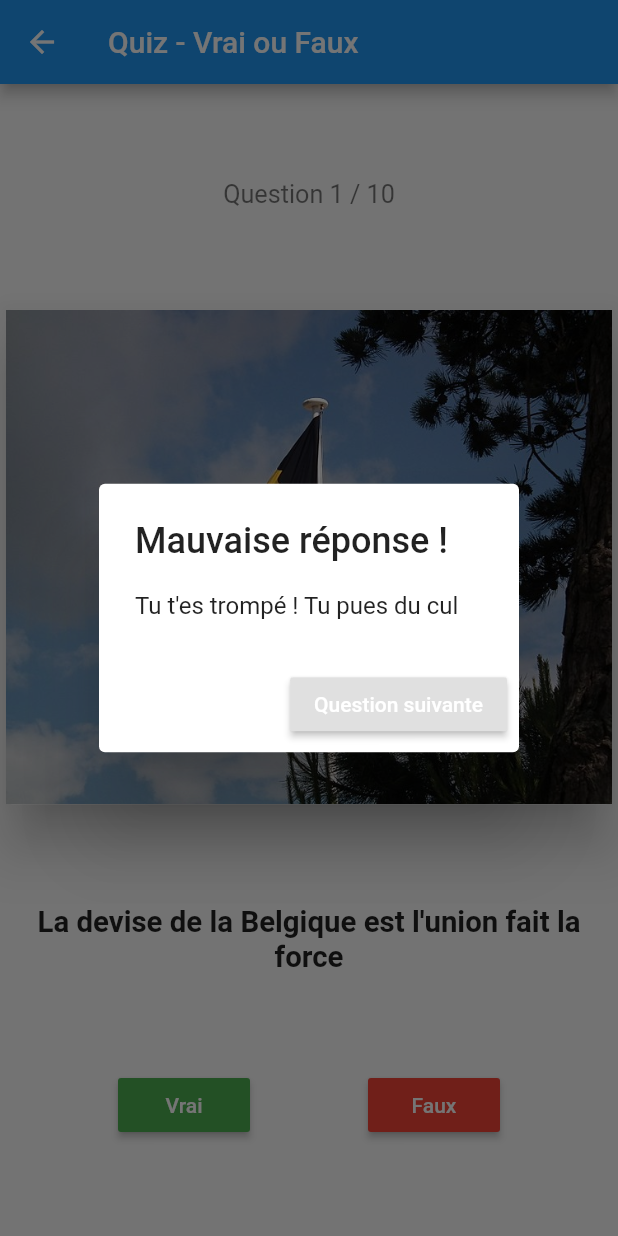
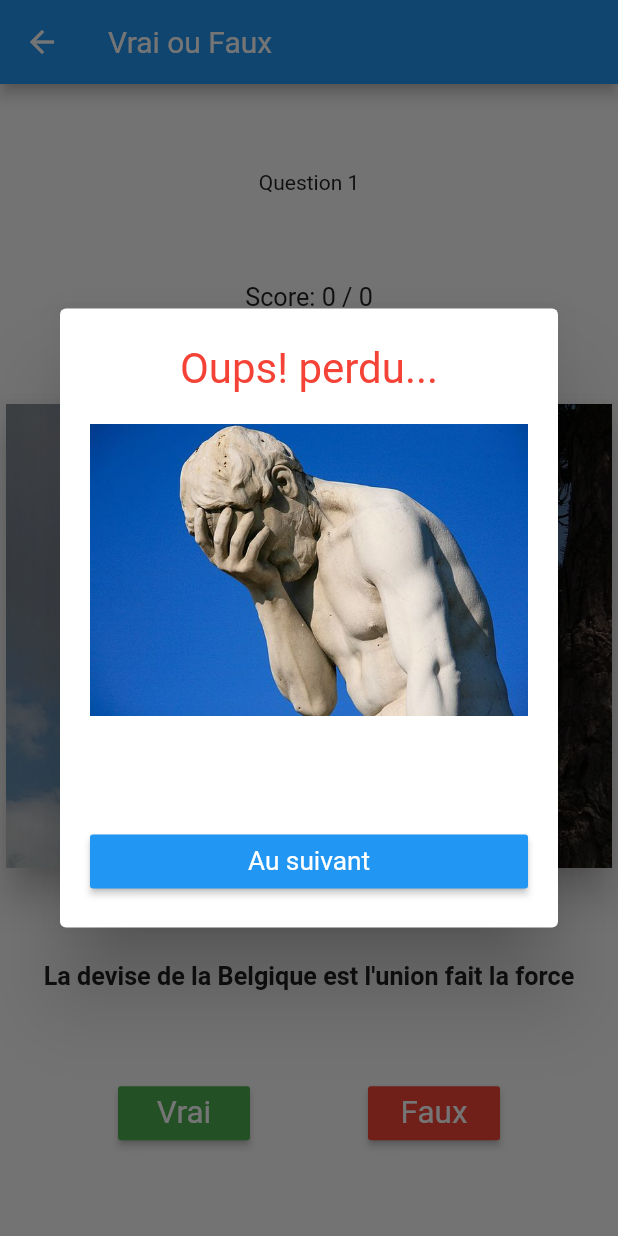
Before and after one commit to keShraa/flutter, a Flutter app: the Quiz screen opened directly, after a tap on "Faux", on a phone screen of 412 x 824 dp. Run offline on Flutter 3.47's test engine with Material 2 defaults, Android fonts, the phone set to English and light mode, and no system bars.

Commit message:
Finishing quiz

```diff
--- a/lib/models/quiz.dart
+++ /dev/null
@@ -1,168 +0,0 @@
-import 'package:flutter/cupertino.dart';
-import 'package:flutter/material.dart';
-import 'question.dart';
-
-class Quiz extends StatefulWidget {
-
-  @override
-  State<StatefulWidget> createState() {
-    return new _Quiz();
-  }
-}
-
-class _Quiz extends State<Quiz> {
-
-  String title;
-
-  List<Question> listeQuestions = [
-    new Question('La devise de la Belgique est l\'union fait la force', true, '', 'belgique.JPG'),
-    new Question('La lune va finir par tomber sur terre à cause de la gravité', false, 'Au contraire la lune s\'éloigne', 'lune.jpg'),
-    new Question('La Russie est plus grande en superficie que Pluton', true, '', 'russie.jpg'),
-    new Question('Nyctalope est une race naine d\'antilope', false, 'C’est une aptitude à voir dans le noir', 'nyctalope.jpg'),
-    new Question('Le Commodore 64 est l\’oridnateur de bureau le plus vendu', true, '', 'commodore.jpg'),
-    new Question('Le nom du drapeau des pirates es black skull', false, 'Il est appelé Jolly Roger', 'pirate.png'),
-    new Question('Haddock est le nom du chien Tintin', false, 'C\'est Milou', 'tintin.jpg'),
-    new Question('La barbe des pharaons était fausse', true, 'A l\'époque déjà ils utilisaient des postiches', 'pharaon.jpg'),
-    new Question('Au Québec tire toi une bûche veut dire viens viens t\'asseoir', true, 'La bûche, fameuse chaise de bucheron', 'buche.jpg'),
-    new Question('Le module lunaire Eagle de possédait de 4Ko de Ram', true, 'Dire que je me plains avec mes 8GO de ram sur mon mac', 'eagle.jpg'),
-  ];
-
-  int index = 0;
-  int _counter = 0;
-
-  @override
-  Widget build(BuildContext context) {
-    // TODO: implement build
-    return new Scaffold(
-      appBar: new AppBar(
-        title: new Text("Quiz - Vrai ou Faux"),
-      ),
-      body: new Center(
-        child: styledQuestion(index),
-      ),
-    );
-  }
-
-
-  Widget styledQuestion(index) {
-    return new Column(
-      mainAxisAlignment: MainAxisAlignment.spaceEvenly,
-      children: <Widget>[
-        new Text(
-          'Question ${index + 1} / 10',
-          textScaleFactor: 1.2,
-          textAlign: TextAlign.center,
-          style: new TextStyle(
-            color: Colors.black54,
-          ),
-        ),
-        new Card(
-          elevation: 15.0,
-          child: new Container(
-            height: MediaQuery.of(context).size.height / 2.5,
-            width: MediaQuery.of(context).size.width,
-            child: new Image.asset('assets/' + listeQuestions[index].imagePath,
-            fit: BoxFit.cover,
-            ),
-          ),
-        ),
-        new Text(listeQuestions[index].question,
-          textScaleFactor: 1.4,
-          textAlign: TextAlign.center,
-          style: new TextStyle(
-            color: Colors.black87,
-            fontWeight: FontWeight.bold,
-          ),
-        ),
-        new Row(
-          mainAxisAlignment: MainAxisAlignment.spaceEvenly,
-          children: <Widget>[
-            new RaisedButton(
-              color: Colors.green,
-              textColor: Colors.white,
-              child: new Text('Vrai'),
-              onPressed: () {
-                if (listeQuestions[index].response == true) {
-                _incrementCounter();
-                  alertTrue();
-                } else {
-                  alertFalse();
-                }
-                print("J'ai dit vrai ! $_counter / 10");
-              }
-            ),
-            new RaisedButton(
-              color: Colors.red,
-              textColor: Colors.white,
-              child: new Text('Faux'),
-              onPressed: () {
-                if (listeQuestions[index].response == false) {
-                  _incrementCounter();
-                  alertTrue();
-                } else {
-                  alertFalse();
-                }
-                print("J'ai dit faux ! $_counter / 10");
-              }
-            ),
-          ],
-        ),
-      ],
-    );
-  }
-
-  void _incrementCounter() {
-    setState(() {
-      _counter++;
-    });
-  }
-
-
-  Future<Null> alertTrue() async {
-    return showDialog(
-        context: context,
-        barrierDismissible: false,
-        builder: (BuildContext context) {
-          return new AlertDialog(
-            title: new Text('Bonne réponse !', textScaleFactor: 1.2,),
-            content: new Text(
-                'Tu as bien répondu! T\'es le boss'),
-            actions: <Widget>[
-              new RaisedButton(
-                  onPressed: () {
-                    Navigator.pop(context);
-                    index++;
-                  },
-                  child: new Text(
-                    'Question suivante', style: new TextStyle(color: Colors.white),)),
-            ],
-          );
-        }
-    );
-  }
-
-  Future<Null> alertFalse() async {
-    return showDialog(
-        context: context,
-        barrierDismissible: false,
-        builder: (BuildContext context) {
-          return new AlertDialog(
-            title: new Text('Mauvaise réponse !', textScaleFactor: 1.2,),
-            content: new Text(
-                'Tu t\'es trompé ! Tu pues du cul'),
-            actions: <Widget>[
-              new RaisedButton(
-                  onPressed: () {
-                    Navigator.pop(context);
-                    index++;
-                  },
-                  child: new Text(
-                    'Question suivante', style: new TextStyle(color: Colors.white),)),
-            ],
-          );
-        }
-    );
-  }
-
-
-}
--- a/lib/widgets/custom_text.dart
+++ b/lib/widgets/custom_text.dart
@@ -2,11 +2,11 @@ import 'package:flutter/material.dart';
 
 class CustomText extends Text {
 
-  CustomText(String data, {color: Colors.white, textAlign: TextAlign.center, factor: 1.0}):
+  CustomText(String data, {color: Colors.white, textAlign: TextAlign.center, factor: 1.0, weight: FontWeight.normal}):
       super(data,
           textAlign: textAlign,
           textScaleFactor: factor,
-          style: new TextStyle(color: color)
+          style: new TextStyle(color: color, fontWeight: weight)
       );
 
 }
--- a/lib/widgets/home.dart
+++ b/lib/widgets/home.dart
@@ -1,5 +1,5 @@
 import 'package:flutter/material.dart';
-import 'package:quiz/models/quiz.dart';
+import 'package:quiz/widgets/quiz.dart';
 import 'package:quiz/widgets/custom_text.dart';
 
 class MyHomePage extends StatefulWidget {
--- /dev/null
+++ b/lib/widgets/quiz.dart
@@ -0,0 +1,163 @@
+import 'package:flutter/cupertino.dart';
+import 'package:flutter/material.dart';
+import 'package:quiz/widgets/custom_text.dart';
+import 'package:quiz/models/question.dart';
+
+class Quiz extends StatefulWidget {
+
+  @override
+  State<StatefulWidget> createState() => new _Quiz();
+}
+
+class _Quiz extends State<Quiz> {
+
+  // String title;
+
+  Question question;
+
+  List<Question> listeQuestions = [
+    new Question('La devise de la Belgique est l\'union fait la force', true, '', 'belgique.JPG'),
+    new Question('La lune va finir par tomber sur terre à cause de la gravité', false, 'Au contraire la lune s\'éloigne', 'lune.jpg'),
+    new Question('La Russie est plus grande en superficie que Pluton', true, '', 'russie.jpg'),
+    new Question('Nyctalope est une race naine d\'antilope', false, 'C’est une aptitude à voir dans le noir', 'nyctalope.jpg'),
+    new Question('Le Commodore 64 est l\’oridnateur de bureau le plus vendu', true, '', 'commodore.jpg'),
+    new Question('Le nom du drapeau des pirates es black skull', false, 'Il est appelé Jolly Roger', 'pirate.png'),
+    new Question('Haddock est le nom du chien Tintin', false, 'C\'est Milou', 'tintin.jpg'),
+    new Question('La barbe des pharaons était fausse', true, 'A l\'époque déjà ils utilisaient des postiches', 'pharaon.jpg'),
+    new Question('Au Québec tire toi une bûche veut dire viens viens t\'asseoir', true, 'La bûche, fameuse chaise de bucheron', 'buche.jpg'),
+    new Question('Le module lunaire Eagle de possédait de 4Ko de Ram', true, 'Dire que je me plains avec mes 8GO de ram sur mon mac', 'eagle.jpg'),
+  ];
+
+  int index = 0;
+  int _score = 0;
+
+  @override
+  void initState() {
+    super.initState();
+    question = listeQuestions[index];
+  }
+
+  @override
+  Widget build(BuildContext context) {
+    // TODO: implement build
+    return new Scaffold(
+      appBar: new AppBar(
+        title: new CustomText("Vrai ou Faux"),
+      ),
+      body: new Center(
+        child: styledQuestion(index),
+      ),
+    );
+  }
+
+
+  Widget styledQuestion(index) {
+    double _size = MediaQuery.of(context).size.width * 0.75;
+
+    return new Column(
+      mainAxisAlignment: MainAxisAlignment.spaceEvenly,
+      children: <Widget>[
+        new CustomText('Question ${index + 1}', color: Colors.grey[900]),
+        new CustomText('Score: $_score / $index', factor: 1.2, color: Colors.grey[900]),
+        new Card(
+          elevation: 10.0,
+          child: new Container(
+            height: _size,
+            width: MediaQuery.of(context).size.width,
+            child: new Image.asset('assets/' + question.imagePath,
+            fit: BoxFit.cover,
+            ),
+          ),
+        ),
+        new CustomText(question.question, factor: 1.2, color: Colors.grey[900], weight: FontWeight.bold),
+        new Row(
+          mainAxisAlignment: MainAxisAlignment.spaceEvenly,
+          children: <Widget>[
+            buttonBoolean(true, Colors.green),
+            buttonBoolean(false, Colors.red),
+          ],
+        ),
+      ],
+    );
+  }
+
+  RaisedButton buttonBoolean (bool b, color) {
+    return new RaisedButton(
+        onPressed: (() => alertDialog(b)),
+      color: color,
+      child: new CustomText((b) ? "Vrai" : "Faux", factor: 1.5),
+    );
+  }
+
+  Future<Null> alertDialog(bool b) async {
+    bool bonneReponse = (b == question.response);
+    String _vrai = "assets/vrai.jpg";
+    String _faux = "assets/faux.jpg";
+    if (bonneReponse) {
+      _score++;
+    }
+
+    return showDialog(
+        context: context,
+        barrierDismissible: false,
+        builder: (BuildContext context) {
+          return new SimpleDialog(
+            title: new CustomText(
+                (bonneReponse) ? "C'est gagné!" : "Oups! perdu...",
+                factor: 1.4,
+                color: (bonneReponse) ? Colors.green : Colors.red
+            ),
+            contentPadding: EdgeInsets.all(20.0),
+            children: <Widget>[
+              new Image.asset(
+                (bonneReponse) ? _vrai : _faux, fit: BoxFit.cover,),
+              new Container(height: 25.0),
+              new CustomText(
+                question.explanation, factor: 1.25, color: Colors.grey[900],),
+              new Container(height: 25.0),
+              new RaisedButton(onPressed: () {
+                Navigator.pop(context);
+                questionSuivante();
+              },
+              child: new CustomText("Au suivant", factor: 1.25),
+                color: Colors.blue,
+              ),
+            ],
+          );
+        }
+    );
+  }
+
+  Future<Null> alerte() async {
+    return showDialog(context: context,
+      barrierDismissible: false,
+      builder: (BuildContext buildContext) {
+        return new AlertDialog(
+          title: new CustomText("C'est fini", color: Colors.blue, factor: 1.25,),
+          contentPadding: EdgeInsets.all(10.0),
+          content: new CustomText("Votre score: $_score / $index", color: Colors.grey[900],),
+          actions: <Widget>[
+            new FlatButton(
+                onPressed: (() {
+                  Navigator.pop(buildContext);
+                  Navigator.pop(context);
+                }),
+                child: new CustomText("OK", factor: 1.25, color: Colors.blue),
+            ),
+          ],
+        );
+      }
+    );
+  }
+
+  void questionSuivante() {
+    if (index < listeQuestions.length - 1) {
+      index++;
+      setState(() {
+        question = listeQuestions[index];
+      });
+    } else {
+      alerte();
+    }
+  }
+}
```
